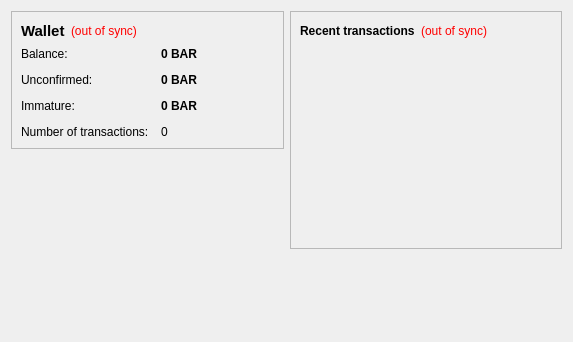
Old version of the form src/qt/forms/overviewpage.ui in the repository vov-crao/vovcoin.
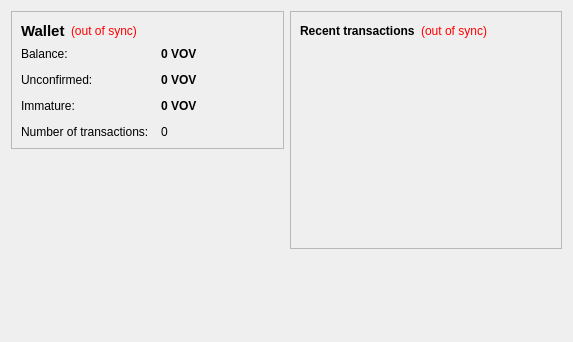
New version of the form.

```diff
--- a/src/qt/forms/overviewpage.ui
+++ b/src/qt/forms/overviewpage.ui
@@ -105,7 +105,7 @@
              <string>Your current balance</string>
             </property>
             <property name="text">
-             <string notr="true">0 BAR</string>
+             <string notr="true">0 VOV</string>
             </property>
             <property name="textInteractionFlags">
              <set>Qt::LinksAccessibleByMouse|Qt::TextSelectableByKeyboard|Qt::TextSelectableByMouse</set>
@@ -134,7 +134,7 @@
              <string>Total of transactions that have yet to be confirmed, and do not yet count toward the current balance</string>
             </property>
             <property name="text">
-             <string notr="true">0 BAR</string>
+             <string notr="true">0 VOV</string>
             </property>
             <property name="textInteractionFlags">
              <set>Qt::LinksAccessibleByMouse|Qt::TextSelectableByKeyboard|Qt::TextSelectableByMouse</set>
@@ -177,7 +177,7 @@
              <string>Mined balance that has not yet matured</string>
             </property>
             <property name="text">
-             <string notr="true">0 BAR</string>
+             <string notr="true">0 VOV</string>
             </property>
             <property name="textInteractionFlags">
              <set>Qt::LinksAccessibleByMouse|Qt::TextSelectableByKeyboard|Qt::TextSelectableByMouse</set>
```
Left out of the diff: 4 changed lines with no effect on the pictures.
